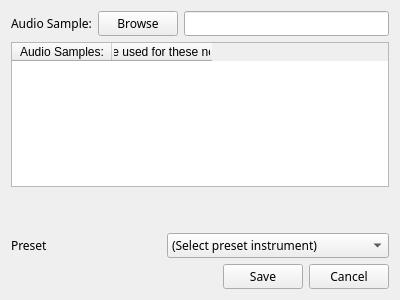
Qt form OpenSymphony/newtrack.ui (jsbishop/OpenSymphony) before a commit.
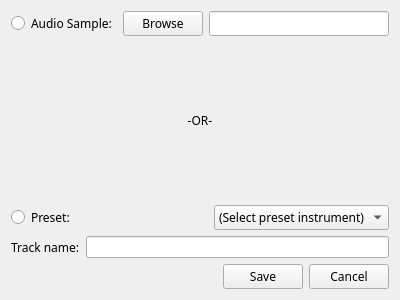
The same form after that commit. Icons and pictures are not drawn.

```diff
--- a/OpenSymphony/newtrack.ui
+++ b/OpenSymphony/newtrack.ui
@@ -17,11 +17,11 @@
    <iconset resource="resources.qrc">
     <normaloff>:/images/OpenSymphony_Icon.png</normaloff>:/images/OpenSymphony_Icon.png</iconset>
   </property>
-  <layout class="QVBoxLayout" name="verticalLayout" stretch="0,10,0,0,0">
+  <layout class="QVBoxLayout" name="verticalLayout" stretch="0,0,0,0,0,0,0">
    <item>
     <layout class="QHBoxLayout" name="horizontalLayout">
      <item>
-      <widget class="QLabel" name="label">
+      <widget class="QRadioButton" name="radioBtn_sample">
        <property name="font">
         <font>
          <family>Segoe UI Semilight</family>
@@ -58,20 +58,6 @@
      </item>
     </layout>
    </item>
-   <item>
-    <widget class="QTableWidget" name="AudioSamplesTable">
-     <column>
-      <property name="text">
-       <string>Audio Samples:</string>
-      </property>
-     </column>
-     <column>
-      <property name="text">
-       <string>To be used for these notes:</string>
-      </property>
-     </column>
-    </widget>
-   </item>
    <item>
     <spacer name="verticalSpacer">
      <property name="orientation">
@@ -85,31 +71,54 @@
      </property>
     </spacer>
    </item>
+   <item>
+    <widget class="QLabel" name="label_2">
+     <property name="font">
+      <font>
+       <family>Segoe UI Semilight</family>
+       <pointsize>9</pointsize>
+      </font>
+     </property>
+     <property name="text">
+      <string>-OR-</string>
+     </property>
+     <property name="alignment">
+      <set>Qt::AlignCenter</set>
+     </property>
+    </widget>
+   </item>
+   <item>
+    <spacer name="verticalSpacer_2">
+     <property name="orientation">
+      <enum>Qt::Vertical</enum>
+     </property>
+     <property name="sizeHint" stdset="0">
+      <size>
+       <width>20</width>
+       <height>40</height>
+      </size>
+     </property>
+    </spacer>
+   </item>
    <item>
     <layout class="QHBoxLayout" name="horizontalLayout_2">
      <property name="sizeConstraint">
       <enum>QLayout::SetMinimumSize</enum>
      </property>
      <item>
-      <widget class="QLabel" name="label_3">
+      <widget class="QRadioButton" name="radioBtn_preset">
        <property name="sizePolicy">
-        <sizepolicy hsizetype="MinimumExpanding" vsizetype="Preferred">
+        <sizepolicy hsizetype="MinimumExpanding" vsizetype="Fixed">
          <horstretch>0</horstretch>
          <verstretch>0</verstretch>
         </sizepolicy>
        </property>
        <property name="minimumSize">
         <size>
-         <width>50</width>
+         <width>0</width>
          <height>0</height>
         </size>
        </property>
-       <property name="maximumSize">
-        <size>
-         <width>150</width>
-         <height>16777215</height>
-        </size>
-       </property>
        <property name="font">
         <font>
          <family>Segoe UI Semilight</family>
@@ -117,7 +126,7 @@
         </font>
        </property>
        <property name="text">
-        <string>Preset</string>
+        <string>Preset:</string>
        </property>
       </widget>
      </item>
@@ -173,6 +182,29 @@
      </item>
     </layout>
    </item>
+   <item>
+    <layout class="QHBoxLayout" name="horizontalLayout_5">
+     <property name="topMargin">
+      <number>0</number>
+     </property>
+     <item>
+      <widget class="QLabel" name="label">
+       <property name="font">
+        <font>
+         <family>Segoe UI Semilight</family>
+         <pointsize>9</pointsize>
+        </font>
+       </property>
+       <property name="text">
+        <string>Track name:</string>
+       </property>
+      </widget>
+     </item>
+     <item>
+      <widget class="QLineEdit" name="lineEdit_trackTitle"/>
+     </item>
+    </layout>
+   </item>
    <item>
     <layout class="QHBoxLayout" name="horizontalLayout_3">
      <item>
```
Left out of the diff: 2 changed lines with no effect on the pictures.
